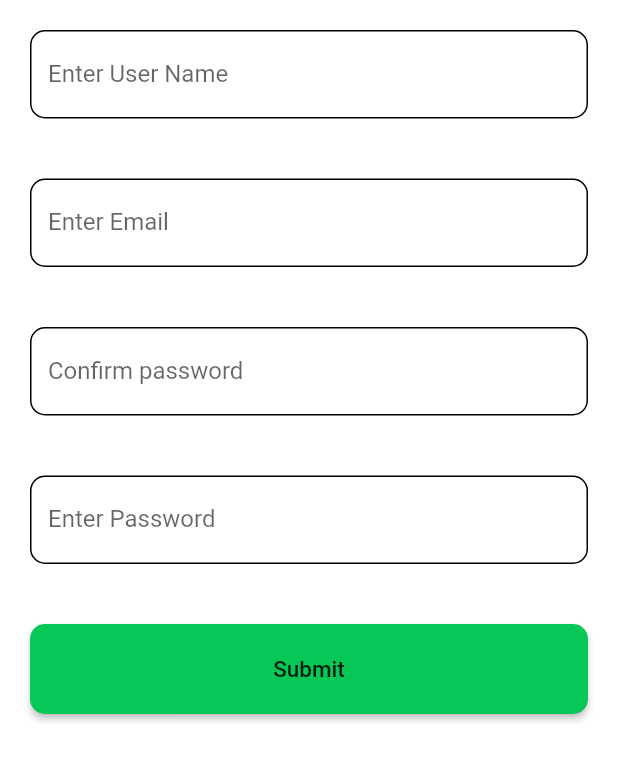
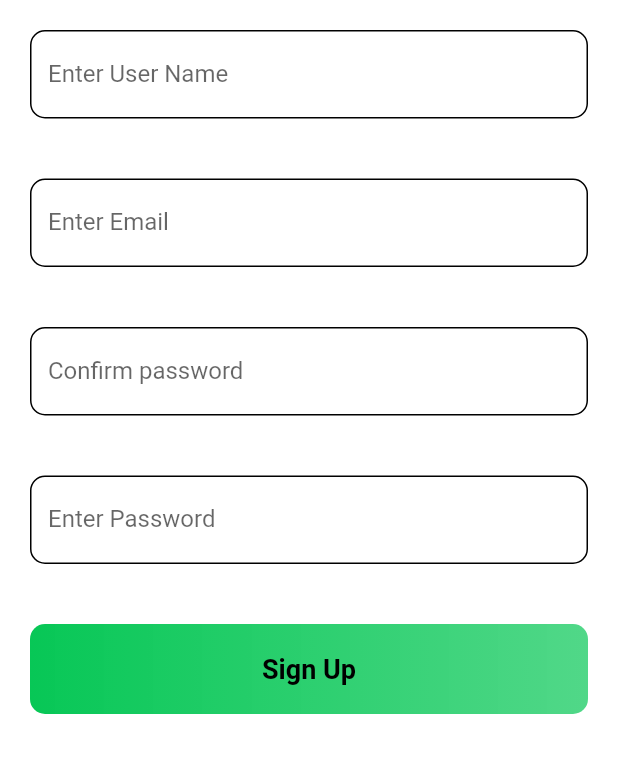
Before and after one commit to leonardduva/lecker_gesund, a Flutter app: the EmailSignUp screen opened directly, on a phone screen of 412 x 824 dp, the part 180-962 px from its top. Run offline on Flutter 3.47's test engine with Material 2 defaults, Android fonts, the phone set to English and light mode, and no system bars; our stand-ins replace cached_network_image, cloud_firestore, curved_navigation_bar, firebase_auth, firebase_core, firebase_storage and 3 more; accounts and stored records are empty.

```diff
--- a/lib/screens/home.dart
+++ b/lib/screens/home.dart
@@ -15,13 +15,13 @@ class Home extends StatefulWidget {
 }
 
 class _HomeState extends State<Home> {
-  int _pageIndex = 0;
   final GlobalKey _bottomNavigationKey = GlobalKey();
   final GlobalKey<ScaffoldState> _scaffoldKey = GlobalKey<ScaffoldState>();
 
+  int _pageIndex = 0;
   List<Widget> _pages = [
     FeedScreen2(),
-    Text('index placeholder momentarily'),
+    Text('index placeholder'),
     FavoritesScreen(),
   ];
 
--- a/lib/screens/navigate_drawer.dart
+++ b/lib/screens/navigate_drawer.dart
@@ -17,9 +17,11 @@ class NavigateDrawer extends StatefulWidget {
 class _NavigateDrawerState extends State<NavigateDrawer> {
   @override
   Widget build(BuildContext context) {
-    AppConfig _ac = AppConfig(context);
+    final AppConfig _ac = AppConfig(context);
     final UserModel userModel = Provider.of<UserModel>(context);
+
     double drawerSize = _ac.rH(35);
+
     return Container(
       decoration: BoxDecoration(
         borderRadius: BorderRadius.only(
--- a/lib/screens/signup_screen.dart
+++ b/lib/screens/signup_screen.dart
@@ -1,10 +1,7 @@
-import 'package:cloud_firestore/cloud_firestore.dart';
-import 'package:firebase_auth/firebase_auth.dart';
-import 'package:firebase_database/firebase_database.dart';
 import 'package:flutter/material.dart';
 import 'package:lecker_gesund/screens/login_screen.dart';
 import 'package:lecker_gesund/services/auth_service.dart';
-import 'package:provider/provider.dart';
+import 'package:lecker_gesund/widgets/gradient_button.dart';
 
 class EmailSignUp extends StatefulWidget {
   @override
@@ -13,11 +10,7 @@ class EmailSignUp extends StatefulWidget {
 
 class _EmailSignUpState extends State<EmailSignUp> {
   final _formKey = GlobalKey<FormState>();
-  final FirebaseAuth firebaseAuth = FirebaseAuth.instance;
-  final DatabaseReference dbRef =
-      FirebaseDatabase.instance.reference().child("Users");
-  final CollectionReference usersRef =
-      FirebaseFirestore.instance.collection('users');
+  final AuthService _authService = AuthService();
 
   TextEditingController emailController = TextEditingController();
   TextEditingController nameController = TextEditingController();
@@ -58,7 +51,7 @@ class _EmailSignUpState extends State<EmailSignUp> {
                               borderRadius: BorderRadius.circular(10.0),
                             ),
                           ),
-                          // The validator receives the text that the user has entered.
+                          // TODO:Refactor all validators
                           validator: (value) {
                             if (value.isEmpty) {
                               return 'Enter User Name';
@@ -129,40 +122,72 @@ class _EmailSignUpState extends State<EmailSignUp> {
                           },
                         ),
                       ),
-                      Padding(
+                      _buildSingupButton(context),
+                    ],
+                  ),
+                ),
+              ),
+            ],
+          ),
+        ),
+      ),
+    );
+  }
+
+  Padding _buildSingupButton(BuildContext context) {
+    return Padding(
       padding: EdgeInsets.all(20.0),
       child: isLoading
           ? CircularProgressIndicator(
-                                valueColor: AlwaysStoppedAnimation<Color>(
-                                    Theme.of(context).primaryColor),
+              valueColor:
+                  AlwaysStoppedAnimation<Color>(Theme.of(context).accentColor),
             )
           : Container(
               height: 60.0,
               width: double.infinity,
-                                child: RaisedButton(
-                                  child: Text(
-                                    'Submit',
-                                    style: TextStyle(
-                                      color: Theme.of(context)
-                                          .textTheme
-                                          .subtitle1
-                                          .color,
-                                      //fontWeight: FontWeight.bold,
-                                      fontSize: 15.0,
+              child: GradientButton(
+                title: 'Sign Up',
+                onClicked: () {
+                  handleSignUp();
+                  // if (_formKey.currentState.validate()) {
+                  //   setState(() {
+                  //     isLoading = true;
+                  //   });
+                  //   _authService.signUpUser(
+                  //     email: emailController.text,
+                  //     password: passwordController.text,
+                  //     username: nameController.text,
+                  //     displayName: nameController.text,
+                  //     onSuccess: () {
+                  //       isLoading = false;
+                  //       Navigator.pushReplacement(
+                  //         context,
+                  //         MaterialPageRoute(
+                  //             builder: (context) =>
+                  //                 LogInScreen()),
+                  //       );
+                  //     },
+                  //     onError: (err) {
+                  //       setState(() {
+                  //         errorText = err;
+                  //         successText = '';
+                  //       });
+                  //       buildErrorDialog(context);
+                  //     },
+                  //   );
+                  // }
+                },
               ),
             ),
-                                  shape: RoundedRectangleBorder(
-                                    borderRadius: BorderRadius.circular(10.0),
-                                  ),
-                                  color: Theme.of(context).accentColor,
-                                  onPressed: () {
+    );
+  }
+
+  void handleSignUp() {
     if (_formKey.currentState.validate()) {
       setState(() {
         isLoading = true;
       });
-                                      Provider.of<AuthService>(context,
-                                              listen: false)
-                                          .signUpUser(
+      _authService.signUpUser(
         email: emailController.text,
         password: passwordController.text,
         username: nameController.text,
@@ -171,9 +196,7 @@ class _EmailSignUpState extends State<EmailSignUp> {
           isLoading = false;
           Navigator.pushReplacement(
             context,
-                                            MaterialPageRoute(
-                                                builder: (context) =>
-                                                    LogInScreen()),
+            MaterialPageRoute(builder: (context) => LogInScreen()),
           );
         },
         onError: (err) {
@@ -184,22 +207,7 @@ class _EmailSignUpState extends State<EmailSignUp> {
           buildErrorDialog(context);
         },
       );
-
-                                      // registerToFirebase();
     }
-                                  },
-                                ),
-                              ),
-                      ),
-                    ],
-                  ),
-                ),
-              ),
-            ],
-          ),
-        ),
-      ),
-    );
   }
 
   Future buildErrorDialog(BuildContext context) {
--- a/lib/utils/app_theme.dart
+++ b/lib/utils/app_theme.dart
@@ -1,7 +1,6 @@
 import 'package:flutter/material.dart';
 
 class AppTheme {
-  //
   AppTheme._();
 
   static final ThemeData lightTheme = ThemeData(
@@ -42,6 +41,7 @@ class AppTheme {
     ),
   );
 
+  //TODO: Set the right ThemeData
   static final ThemeData darkTheme = ThemeData(
     scaffoldBackgroundColor: Colors.black,
     primaryColor: Colors.red,
--- a/lib/widgets/gradient_button.dart
+++ b/lib/widgets/gradient_button.dart
@@ -3,9 +3,11 @@ import 'package:flutter/material.dart';
 class GradientButton extends StatefulWidget {
   GradientButton({
     this.onClicked,
+    this.title,
   });
 
   final Function onClicked;
+  final String title;
 
   @override
   _GradientButtonState createState() => _GradientButtonState();
@@ -57,7 +59,7 @@ class _GradientButtonState extends State<GradientButton> {
         ),
         child: Center(
           child: Text(
-            "Login",
+            widget.title,
             style: TextStyle(
               fontSize: 18.0,
               color: Colors.black,
--- a/lib/widgets/input_field.dart
+++ b/lib/widgets/input_field.dart
@@ -28,9 +28,6 @@ class InputField extends StatelessWidget {
         maxLines: maxLines,
         decoration: InputDecoration(
           labelText: labelText,
-          // border: OutlineInputBorder(
-          //   borderRadius: BorderRadius.circular(10.0),
-          // ),
           hintText: hintText,
         ),
         validator: (value) {
--- a/lib/widgets/section_title.dart
+++ b/lib/widgets/section_title.dart
@@ -10,7 +10,7 @@ class SectionTitle extends StatelessWidget {
   @override
   Widget build(BuildContext context) {
     return Padding(
-      padding: const EdgeInsets.fromLTRB(15, 20, 8, 20),
+      padding: const EdgeInsets.fromLTRB(15, 15, 8, 15),
       child: Text(
         title,
         style: Theme.of(context).textTheme.headline5,
```
Also changed, not shown: lib/screens/add_screen.dart (+20 -19 lines), lib/screens/favorites_screen.dart (+15 -19 lines), lib/screens/login_screen.dart (+108 -70 lines). Lines whose indentation alone changed are shown as unchanged.
